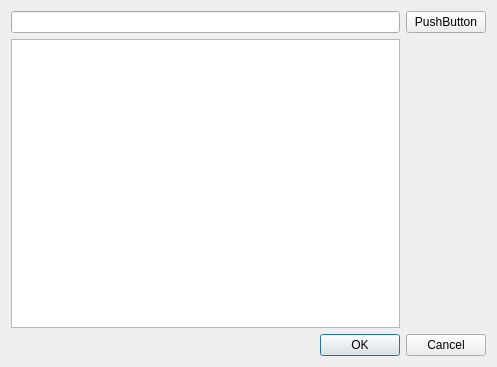
First picture: the form in src/View/Qt/TimeLine/CategoryDialog.ui, repository Tatane/TimeLine, before the edit.
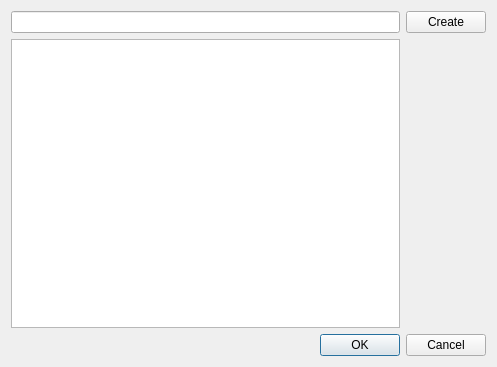
Second picture: the form after the edit.

What changed in the file:
```diff
--- a/src/View/Qt/TimeLine/CategoryDialog.ui
+++ b/src/View/Qt/TimeLine/CategoryDialog.ui
@@ -31,7 +31,7 @@
        <item>
         <widget class="QPushButton" name="btnAddCategory">
          <property name="text">
-          <string>PushButton</string>
+          <string>Create</string>
          </property>
         </widget>
        </item>
```
